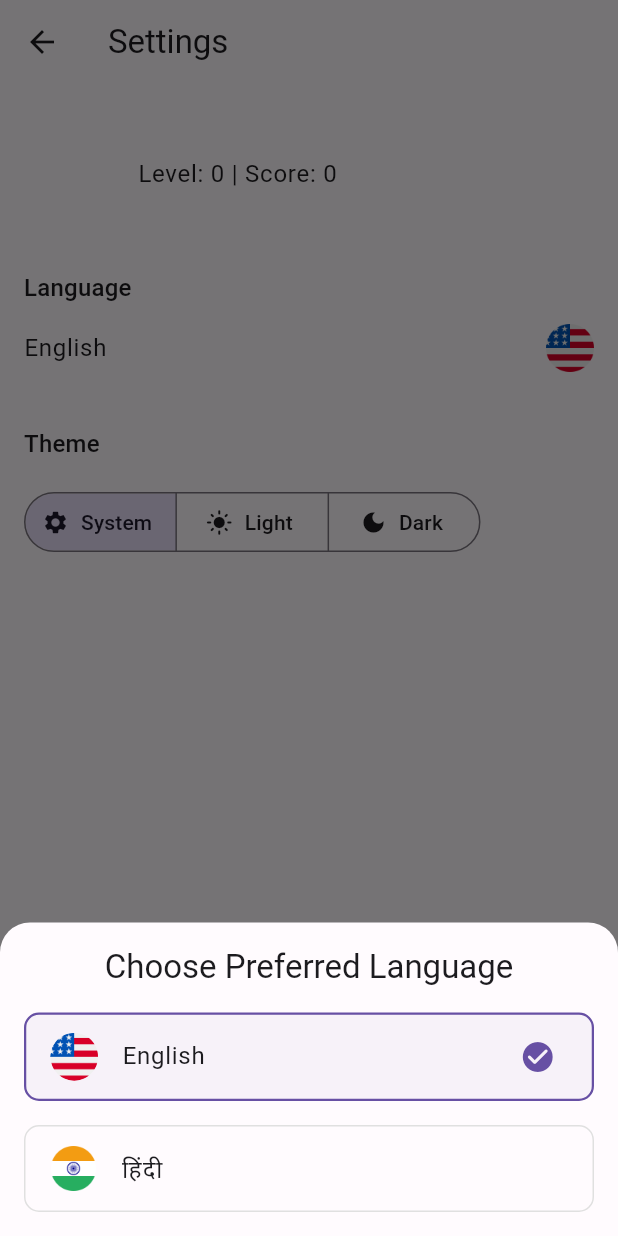
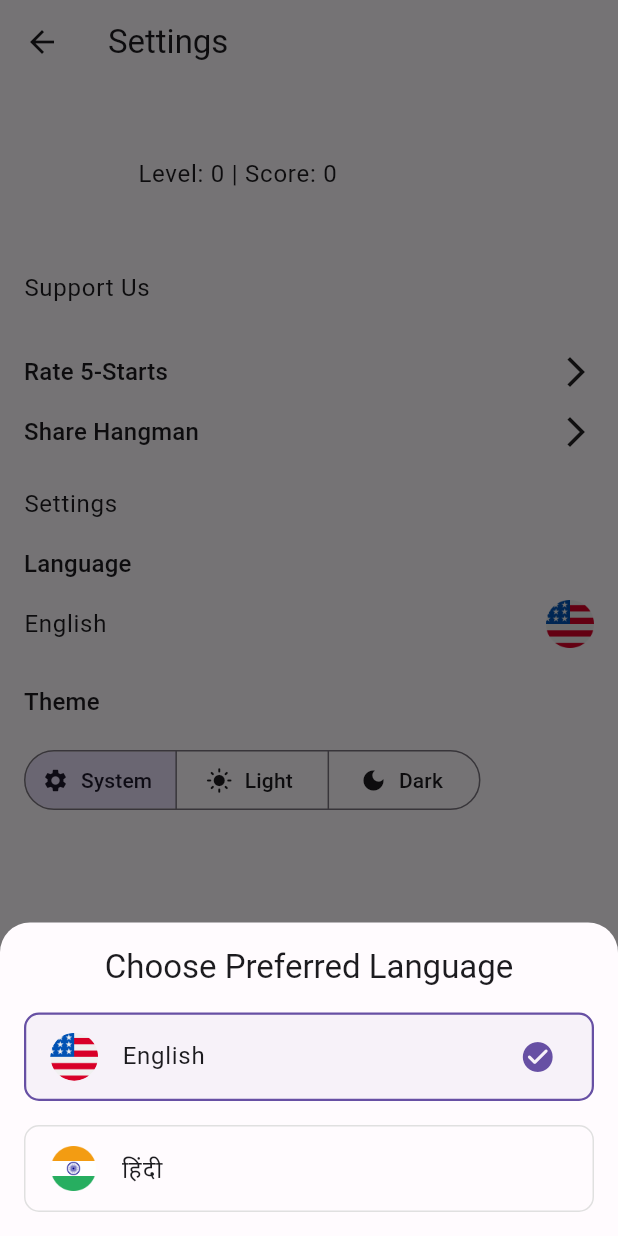
Before and after one commit to kapil708/hangman_word_quest, a Flutter app: the HomeView screen opened directly, after a tap on the "settings" icon, after a tap on "English", on a phone screen of 412 x 824 dp. Run offline on Flutter 3.47's test engine with Material 2 defaults, Android fonts, the phone set to English and light mode, and no system bars; our stand-ins replace cloud_firestore, dartz, equatable, firebase_auth, firebase_core, flutter_bloc and 7 more; accounts and stored records are empty; generated files the repository leaves out were written again; network calls fail; statements that could not run were skipped.

Commit message:
- app share & rate - category image view

```diff
--- a/lib/presentation/pages/home/home_page.dart
+++ b/lib/presentation/pages/home/home_page.dart
@@ -28,7 +28,7 @@ class HomeView extends StatelessWidget {
   @override
   Widget build(BuildContext context) {
     final l10n = AppLocalizations.of(context)!;
-    final double cardWidth = (MediaQuery.sizeOf(context).width / 2) - 10;
+    final double cardWidth = (MediaQuery.sizeOf(context).width / 2);
 
     return Scaffold(
       appBar: AppBar(
@@ -36,7 +36,8 @@ class HomeView extends StatelessWidget {
           onTap: () {
             context.read<CategoryBloc>().add(LinkWordIds());
           },
-          child: Text(l10n.home),
+          child: const Text("Hangman"),
+          //child: Text(l10n.home),
         ),
         actions: [
           IconButton(
@@ -87,6 +88,8 @@ class HomeView extends StatelessWidget {
             crossAxisAlignment: CrossAxisAlignment.start,
             children: [
               const VSpace(8),
+
+              // Banner
               Image.network(
                 "https://images.squarespace-cdn.com/content/v1/520eab84e4b02d5660581bbb/1560907169107-RQNT2337VK26WH9ZAUPS/matt-anderson-duckduckgo-hero-banner-illustration-space-spread.png?format=2500w",
                 height: 150,
@@ -94,6 +97,8 @@ class HomeView extends StatelessWidget {
                 fit: BoxFit.cover,
               ),
               const VSpace(16),
+
+              // Categories
               Text(
                 "Categories",
                 style: Theme.of(context).textTheme.titleLarge,
@@ -121,15 +126,16 @@ class HomeView extends StatelessWidget {
                                   'categoryName': category.name,
                                 },
                               ),
+                              child: ClipRRect(
+                                borderRadius: BorderRadius.circular(12),
                                 child: Stack(
                                   alignment: Alignment.bottomCenter,
                                   children: [
-                                  ClipRRect(
-                                    borderRadius: BorderRadius.circular(12),
-                                    child: Image.network(
+                                    Image.network(
                                       category.image,
+                                      height: cardWidth,
+                                      width: cardWidth,
                                       fit: BoxFit.cover,
-                                    ),
                                     ),
                                     Container(
                                       padding: const EdgeInsets.all(8),
@@ -143,6 +149,7 @@ class HomeView extends StatelessWidget {
                                     ),
                                   ],
                                 ),
+                              ),
                             );
                           },
                         )
@@ -153,6 +160,8 @@ class HomeView extends StatelessWidget {
                               : const Text("Category init");
                 },
               ),
+
+              const VSpace(32),
             ],
           ),
         ),
--- a/lib/presentation/pages/settings/settings_page.dart
+++ b/lib/presentation/pages/settings/settings_page.dart
@@ -1,6 +1,8 @@
 import 'package:flutter/material.dart';
 import 'package:flutter_bloc/flutter_bloc.dart';
 import 'package:flutter_gen/gen_l10n/app_localizations.dart';
+import 'package:share_plus/share_plus.dart';
+import 'package:url_launcher/url_launcher.dart';
 
 import '../../../core/assets/image_assets.dart';
 import '../../../core/enums/app_theme_mode.dart';
@@ -148,6 +150,48 @@ class SettingsView extends StatelessWidget {
               ),
               const VSpace(32),
 
+              // Support Us
+              Text("Support Us", style: Theme.of(context).textTheme.bodyLarge),
+              const VSpace(24),
+              InkWell(
+                onTap: () {
+                  final Uri url = Uri.parse('https://flutter.dev');
+                  launchUrl(url, mode: LaunchMode.externalApplication);
+                },
+                child: Padding(
+                  padding: const EdgeInsets.symmetric(vertical: 8),
+                  child: Row(
+                    mainAxisAlignment: MainAxisAlignment.spaceBetween,
+                    children: [
+                      Text("Rate 5-Starts", style: Theme.of(context).textTheme.titleMedium),
+                      const Icon(Icons.arrow_forward_ios),
+                    ],
+                  ),
+                ),
+              ),
+              InkWell(
+                onTap: () {
+                  Share.share(
+                    'Check out this amazing game https://example.com',
+                    subject: 'Hangman Word Quest',
+                  );
+                },
+                child: Padding(
+                  padding: const EdgeInsets.symmetric(vertical: 8),
+                  child: Row(
+                    mainAxisAlignment: MainAxisAlignment.spaceBetween,
+                    children: [
+                      Text("Share Hangman", style: Theme.of(context).textTheme.titleMedium),
+                      const Icon(Icons.arrow_forward_ios),
+                    ],
+                  ),
+                ),
+              ),
+              const VSpace(16),
+
+              Text("Settings", style: Theme.of(context).textTheme.bodyLarge),
+              const VSpace(16),
+              // Language
               Text(l10n.language, style: Theme.of(context).textTheme.titleMedium),
               BlocBuilder<AppBloc, AppState>(
                 builder: (context, state) {
@@ -159,7 +203,9 @@ class SettingsView extends StatelessWidget {
                   );
                 },
               ),
-              const VSpace(24),
+              const VSpace(12),
+
+              // Theme
               Text(l10n.theme, style: Theme.of(context).textTheme.titleMedium),
               const VSpace(16),
               BlocBuilder<AppBloc, AppState>(
--- a/pubspec.yaml
+++ b/pubspec.yaml
@@ -22,6 +22,9 @@ dependencies:
   dartz: ^0.10.1
   get_it: ^7.6.0
   lottie: ^2.6.0
+  #share_plus: ^7.1.0
+  share_plus: ^6.3.2
+  url_launcher: ^6.1.14
 
   # Network
   http: ^1.1.0
```
Also changed, not shown: pubspec.lock, 5 other files. Lines whose indentation alone changed are shown as unchanged.
